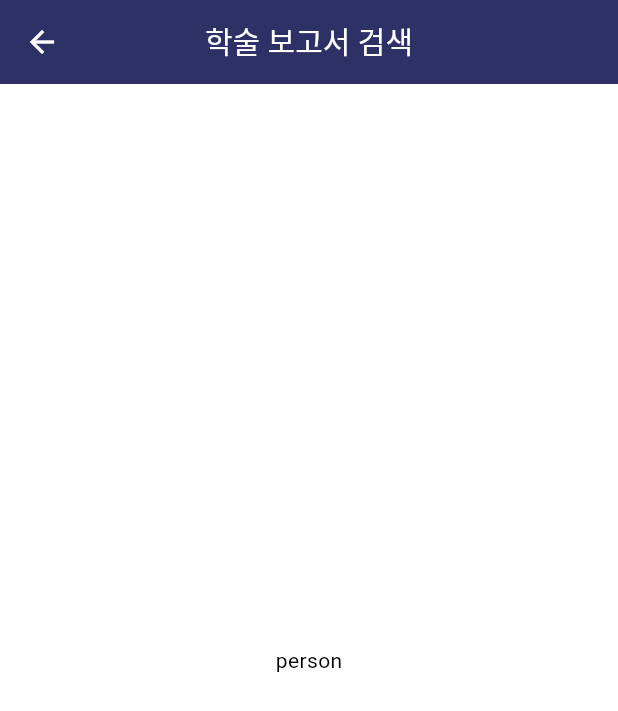
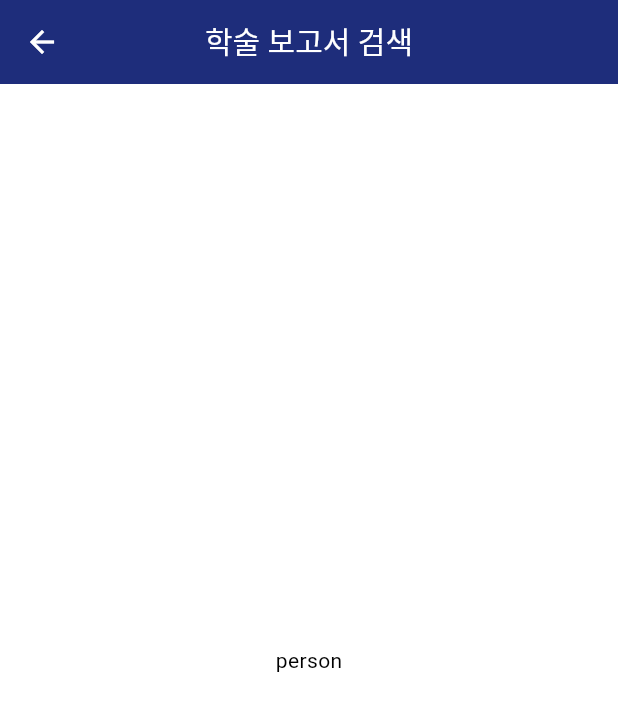
Before and after one commit to sukonnbu/haksul, a Flutter app: the screen it shows after launch, after a tap on "사람", on a phone screen of 412 x 824 dp. Shown: the top 711 px of the screen. Run offline on Flutter 3.47's test engine with Material 3 defaults, Android fonts, the phone set to English and light mode, and no system bars; missing offline and left inert: mongo_dart; Roboto replaces fonts that are missing (NanumBarunGothic).

Commit message:
changed structure&profile

```diff
--- /dev/null
+++ b/lib/components.dart
@@ -0,0 +1,168 @@
+import "package:flutter/material.dart";
+import 'package:haksul/db.dart';
+import 'package:haksul/screens/searchpage.dart';
+
+class MenuItem extends StatelessWidget {
+  final IconData icon;
+  final String title;
+  const MenuItem({
+    super.key,
+    required this.icon,
+    required this.title,
+  });
+
+  @override
+  Widget build(BuildContext context) {
+    return ListTile(
+      leading: Icon(
+        icon,
+      ),
+      title: Text(
+        title,
+        style: const TextStyle(
+          fontSize: 25,
+          fontFamily: "NanumSquare",
+          fontWeight: FontWeight.bold,
+        ),
+      ),
+      onTap: () {/**추후 수정 */},
+    );
+  }
+}
+
+class SearchByButton extends StatelessWidget {
+  final dynamic icon;
+  final String text, searchBy;
+  const SearchByButton({
+    super.key,
+    required this.icon,
+    required this.text,
+    required this.searchBy,
+  });
+
+  @override
+  Widget build(BuildContext context) {
+    return Container(
+      decoration: const BoxDecoration(),
+      child: Padding(
+        padding: const EdgeInsets.all(5.0),
+        child: InkWell(
+          borderRadius: BorderRadius.circular(20),
+          onTap: () {
+            Navigator.of(context).pushNamed("/search",
+                arguments: SearchArguments(searchBy: searchBy));
+          },
+          child: Padding(
+            padding: const EdgeInsets.all(8.0),
+            child: Column(
+              children: [
+                Icon(
+                  icon,
+                  size: 50,
+                ),
+                Text(
+                  text,
+                  style: const TextStyle(
+                    fontSize: 23,
+                    fontFamily: "NanumBarunGothic",
+                    fontWeight: FontWeight.bold,
+                    color: Colors.black,
+                  ),
+                ),
+              ],
+            ),
+          ),
+        ),
+      ),
+    );
+  }
+}
+
+Container buildBanner(String text, int index) {
+  return Container(
+    decoration: BoxDecoration(
+      borderRadius: BorderRadius.circular(30.0),
+      color: Colors.blueGrey[100],
+    ),
+    child: Center(
+      child: Text(
+        text,
+        style: const TextStyle(
+          fontSize: 30,
+        ),
+      ),
+    ),
+  );
+}
+
+AppBar commonAppBar(String title) {
+  return AppBar(
+    title: Text(
+      title,
+      style: const TextStyle(
+        fontSize: 20,
+        fontFamily: "NanumBarunGothic",
+      ),
+    ),
+    centerTitle: true,
+    backgroundColor: const Color(0xFF193073),
+    foregroundColor: Colors.white,
+    elevation: 2,
+  );
+}
+
+class PopularReportListItem extends StatelessWidget {
+  final int index;
+  const PopularReportListItem({
+    super.key,
+    required this.report,
+    required this.index,
+  });
+
+  final ReportModel report;
+
+  @override
+  Widget build(BuildContext context) {
+    return SizedBox(
+      height: 46,
+      child: Padding(
+        padding: const EdgeInsets.all(8.0),
+        child: InkWell(
+          onTap: () {},
+          borderRadius: BorderRadius.circular(10),
+          child: Row(
+            children: [
+              SizedBox(
+                width: 35,
+                child: Text(
+                  "${index + 1}",
+                  style: TextStyle(
+                    fontFamily: "NanumSquareRound",
+                    fontWeight: FontWeight.bold,
+                    fontSize: 25,
+                    color: Colors.blue[900],
+                  ),
+                  textAlign: TextAlign.center,
+                ),
+              ),
+              const SizedBox(
+                width: 10,
+              ),
+              Flexible(
+                child: Text(
+                  report.title,
+                  style: const TextStyle(
+                    fontFamily: "NanumBarunGothic",
+                    fontSize: 23,
+                    fontWeight: FontWeight.bold,
+                    overflow: TextOverflow.ellipsis,
+                  ),
+                ),
+              ),
+            ],
+          ),
+        ),
+      ),
+    );
+  }
+}
--- a/lib/screens/homepage.dart
+++ b/lib/screens/homepage.dart
@@ -1,6 +1,6 @@
 import 'package:flutter/material.dart';
 import 'package:haksul/db.dart';
-import 'package:haksul/screens/searchpage.dart';
+import 'package:haksul/components.dart';
 
 class HaksulHomePage extends StatefulWidget {
   const HaksulHomePage({super.key});
@@ -19,19 +19,7 @@ class _HaksulHomePageState extends State<HaksulHomePage> {
   @override
   Widget build(BuildContext context) {
     return Scaffold(
-      appBar: AppBar(
-        title: const Text(
-          "2024 경희고등학교 학술제",
-          style: TextStyle(
-            fontSize: 20,
-            fontFamily: "NanumBarunGothic",
-          ),
-        ),
-        centerTitle: true,
-        backgroundColor: const Color(0xFF193073),
-        foregroundColor: Colors.white,
-        elevation: 2,
-      ),
+      appBar: commonAppBar("2024 경희고등학교 학술제"),
       drawer: Drawer(
         child: ListView(
           children: [
@@ -43,6 +31,14 @@ class _HaksulHomePageState extends State<HaksulHomePage> {
               icon: Icons.search_rounded,
               title: "검색",
             ),
+            const MenuItem(
+              icon: Icons.domain_rounded,
+              title: "학교 구조",
+            ),
+            const MenuItem(
+              icon: Icons.map_rounded,
+              title: "오시는 길",
+            )
           ],
         ),
       ),
@@ -223,47 +219,9 @@ class _HaksulHomePageState extends State<HaksulHomePage> {
                                         ReportModel report =
                                             snapshot.data![index];
 
-                                        return SizedBox(
-                                          height: 46,
-                                          child: Padding(
-                                            padding: const EdgeInsets.all(8.0),
-                                            child: Row(
-                                              children: [
-                                                SizedBox(
-                                                  width: 35,
-                                                  child: Text(
-                                                    "${index + 1}",
-                                                    style: TextStyle(
-                                                      fontFamily:
-                                                          "NanumSquareRound",
-                                                      fontWeight:
-                                                          FontWeight.bold,
-                                                      fontSize: 25,
-                                                      color: Colors.blue[900],
-                                                    ),
-                                                    textAlign: TextAlign.center,
-                                                  ),
-                                                ),
-                                                const SizedBox(
-                                                  width: 10,
-                                                ),
-                                                Flexible(
-                                                  child: Text(
-                                                    report.title,
-                                                    style: const TextStyle(
-                                                      fontFamily:
-                                                          "NanumBarunGothic",
-                                                      fontSize: 23,
-                                                      fontWeight:
-                                                          FontWeight.bold,
-                                                      overflow:
-                                                          TextOverflow.ellipsis,
-                                                    ),
-                                                  ),
-                                                ),
-                                              ],
-                                            ),
-                                          ),
+                                        return PopularReportListItem(
+                                          report: report,
+                                          index: index,
                                         );
                                       },
                                       separatorBuilder: (context, index) =>
@@ -291,109 +249,3 @@ class _HaksulHomePageState extends State<HaksulHomePage> {
     );
   }
 }
-
-class MenuItem extends StatelessWidget {
-  final IconData icon;
-  final String title;
-  const MenuItem({
-    super.key,
-    required this.icon,
-    required this.title,
-  });
-
-  @override
-  Widget build(BuildContext context) {
-    return ListTile(
-      leading: Icon(
-        icon,
-      ),
-      title: Text(
-        title,
-        style: const TextStyle(
-          fontSize: 25,
-          fontFamily: "NanumSquare",
-          fontWeight: FontWeight.bold,
-        ),
-      ),
-      onTap: () {/**추후 수정 */},
-    );
-  }
-}
-
-class SearchByButton extends StatelessWidget {
-  final dynamic icon;
-  final String text, searchBy;
-  const SearchByButton({
-    super.key,
-    required this.icon,
-    required this.text,
-    required this.searchBy,
-  });
-
-  @override
-  Widget build(BuildContext context) {
-    return Container(
-      decoration: const BoxDecoration(),
-      child: Column(
-        children: [
-          Transform.translate(
-            offset: const Offset(0, 5),
-            child: IconButton(
-              onPressed: () => {
-                Navigator.of(context).pushNamed(
-                  "/search",
-                  arguments: SearchArguments(
-                    searchBy: searchBy,
-                  ),
-                )
-              },
-              icon: Icon(
-                icon,
-                size: 50,
-              ),
-            ),
-          ),
-          Transform.translate(
-            offset: const Offset(0, -5),
-            child: TextButton(
-              style: const ButtonStyle(),
-              onPressed: () => {
-                Navigator.of(context).pushNamed(
-                  "/search",
-                  arguments: SearchArguments(
-                    searchBy: searchBy,
-                  ),
-                )
-              },
-              child: Text(
-                text,
-                style: const TextStyle(
-                  fontSize: 23,
-                  fontFamily: "NanumBarunGothic",
-                  fontWeight: FontWeight.bold,
-                  color: Colors.black,
-                ),
-              ),
-            ),
-          ),
-        ],
-      ),
-    );
-  }
-}
-
-Widget buildBanner(String text, int index) {
-  return Container(
-    decoration: BoxDecoration(
-      borderRadius: BorderRadius.circular(30.0),
-      color: Colors.blueGrey[100],
-    ),
-    child: Center(
-        child: Text(
-      text,
-      style: const TextStyle(
-        fontSize: 30,
-      ),
-    )),
-  );
-}
--- a/lib/screens/searchpage.dart
+++ b/lib/screens/searchpage.dart
@@ -1,31 +1,15 @@
 import 'package:flutter/material.dart';
+import 'package:haksul/components.dart';
 
-class SearchPage extends StatefulWidget {
+class SearchPage extends StatelessWidget {
   const SearchPage({super.key});
 
-  @override
-  State<SearchPage> createState() => _SearchPageState();
-}
-
-class _SearchPageState extends State<SearchPage> {
   @override
   Widget build(BuildContext context) {
     final args = ModalRoute.of(context)!.settings.arguments as SearchArguments;
 
     return Scaffold(
-      appBar: AppBar(
-        title: const Text(
-          "학술 보고서 검색",
-          style: TextStyle(
-            fontSize: 20,
-            fontFamily: "NanumBarunGothic",
-          ),
-        ),
-        centerTitle: true,
-        backgroundColor: const Color.fromRGBO(19, 30, 73, 0.9),
-        foregroundColor: Colors.white,
-        elevation: 2,
-      ),
+      appBar: commonAppBar("학술 보고서 검색"),
       body: Center(
         child: Text(args.searchBy),
       ),
```
Also changed, not shown: assets/kyunghee.png, 40 other files.
